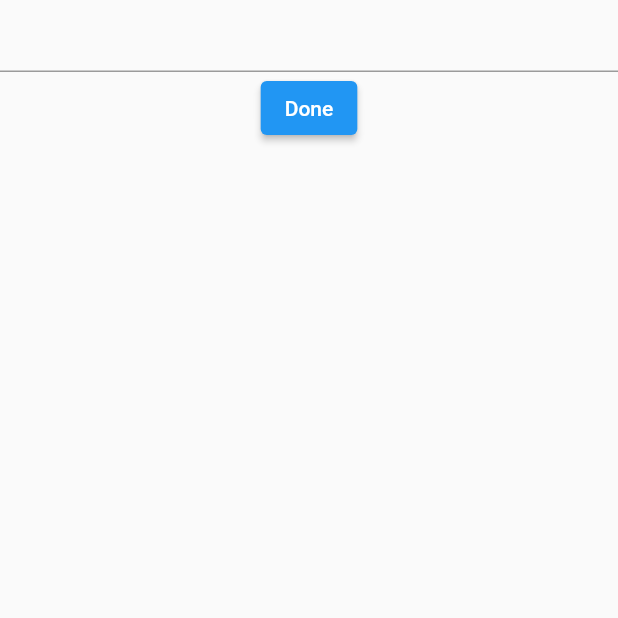
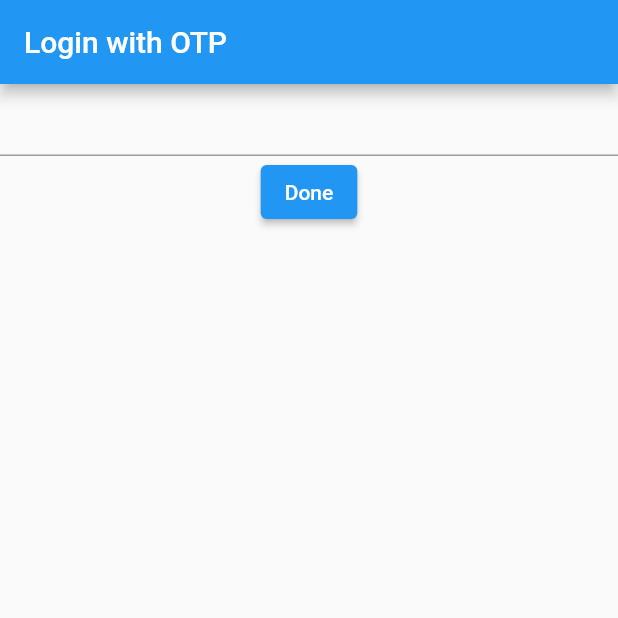
Before and after one commit to jaymalave/FlutterTask, a Flutter app: the screen it shows after launch, on a phone screen of 412 x 824 dp, the top half of it. Run offline on Flutter 3.47's test engine with Material 2 defaults, Android fonts, the phone set to English and light mode, and no system bars; our stand-ins replace cloud_firestore, firebase_auth, firebase_core, firebase_messaging, otp_text_field; missing offline and left inert: dart:html; accounts and stored records are empty.

Commit message:
minor UI updates

```diff
--- a/lib/auth/auth.dart
+++ b/lib/auth/auth.dart
@@ -45,6 +45,7 @@ class _LoginViewState extends State<LoginView> {
           barrierDismissible: false,
           builder: (context) {
             return Scaffold(
+              appBar: AppBar(title: const Text("Enter OTP")),
               body: OTPTextField(
                 length: 6,
                 width: MediaQuery.of(context).size.width * 0.90,
@@ -96,7 +97,9 @@ class _LoginViewState extends State<LoginView> {
 
   @override
   Widget build(BuildContext context) {
-    return Center(
+    return Scaffold(
+      appBar: AppBar(title: const Text("Login with OTP")),
+      body: Center(
         child: Column(
           children: [
             Center(
@@ -112,6 +115,7 @@ class _LoginViewState extends State<LoginView> {
             ),
           ],
         ),
+      ),
     );
   }
 }
--- a/lib/views/detail_setup.dart
+++ b/lib/views/detail_setup.dart
@@ -28,7 +28,10 @@ class _DetailSetupState extends State<DetailSetup> {
   @override
   Widget build(BuildContext context) {
     return Scaffold(
-        appBar: AppBar(title: const Text("Complete setup")),
+        appBar: AppBar(
+          title: const Text("Complete setup"),
+          automaticallyImplyLeading: false,
+          ),
         body: Column(
           children: [
             const Text("Phone no"),
--- a/lib/views/home_page.dart
+++ b/lib/views/home_page.dart
@@ -11,7 +11,10 @@ class _HomePageState extends State<HomePage> {
   @override
   Widget build(BuildContext context) {
     return Scaffold(
-      appBar: AppBar(title: const Text("Home Page")),
+      appBar: AppBar(
+        title: const Text("Home Page"),
+        automaticallyImplyLeading: false,
+        ),
       body: const Center(child: Text('Hello world')),
     );
   }
--- a/lib/views/profile_setup.dart
+++ b/lib/views/profile_setup.dart
@@ -17,7 +17,10 @@ class _ProfilePageState extends State<ProfilePage> {
   @override
   Widget build(BuildContext context) {
     return Scaffold(
-        appBar: AppBar(title: const Text("Profile setup")),
+        appBar: AppBar(
+          title: const Text("Profile setup"),
+
+          ),
         body: Column(
           children: [
             TextField(
```
Lines whose indentation alone changed are shown as unchanged.
